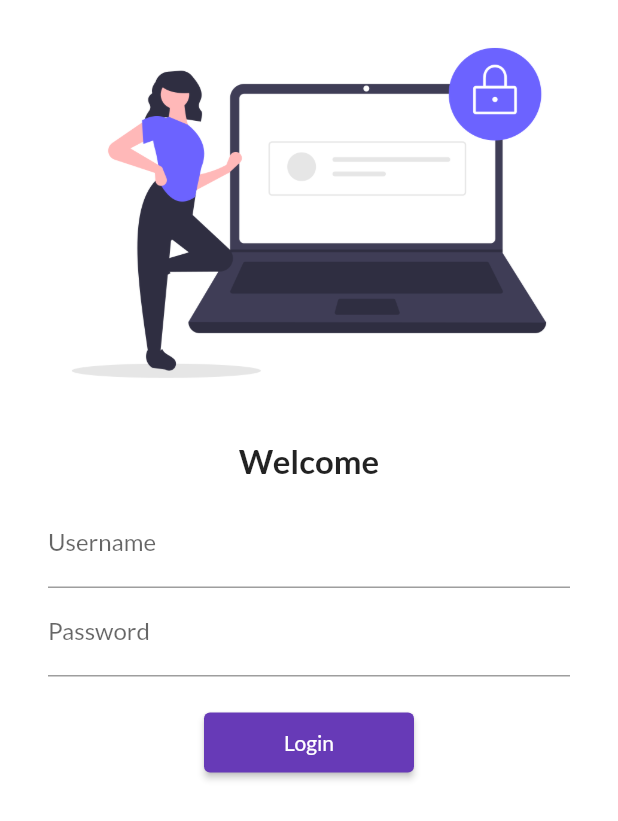
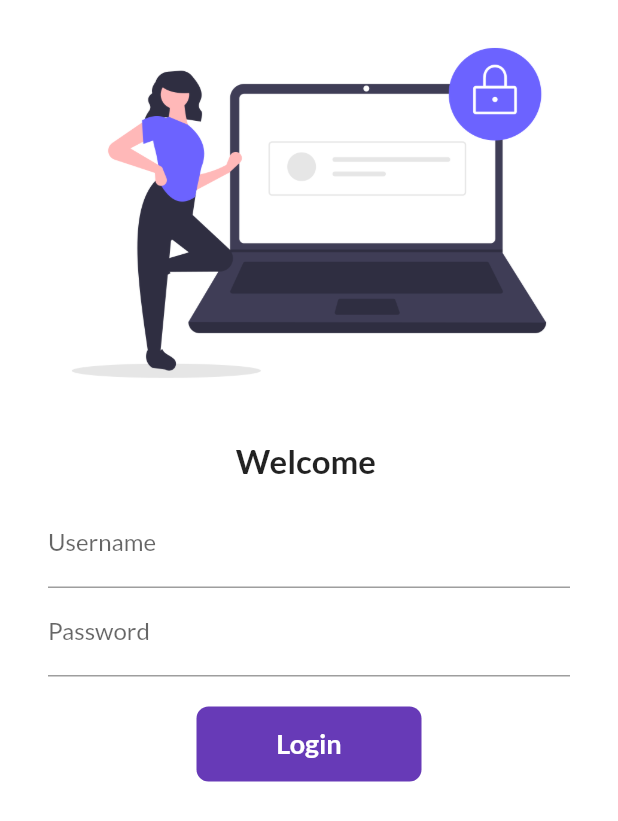
Before and after one commit to engrsadiq13/flutterin30days, a Flutter app: the screen it shows after launch, on a phone screen of 412 x 824 dp. Shown: the top 821 px of the screen. Run offline on Flutter 3.47's test engine with Material 2 defaults, Android fonts, the phone set to English and light mode, and no system bars; our stand-ins replace google_fonts.

Commit message:
day 6 completed

```diff
--- a/lib/pages/login_page.dart
+++ b/lib/pages/login_page.dart
@@ -3,7 +3,15 @@
 import 'package:flutter/material.dart';
 import 'package:flutter_catalog_1/utils/routes.dart';
 
-class LoginPage extends StatelessWidget {
+class LoginPage extends StatefulWidget {
+  @override
+  _LoginPageState createState() => _LoginPageState();
+}
+
+class _LoginPageState extends State<LoginPage> {
+  String name = "";
+  bool changedButton = false;
+
   @override
   Widget build(BuildContext context) {
     return Material(
@@ -19,7 +27,7 @@
               height: 10,
             ),
             Text(
-              'Welcome',
+              'Welcome $name',
               style: TextStyle(fontSize: 22, fontWeight: FontWeight.bold),
             ),
             SizedBox(
@@ -34,6 +42,10 @@
                       hintText: "Enter username",
                       labelText: "Username",
                     ),
+                    onChanged: (value) {
+                      name = value;
+                      setState(() {});
+                    },
                   ),
                   TextFormField(
                     obscureText: true,
@@ -45,13 +57,46 @@
                   SizedBox(
                     height: 20,
                   ),
-                  ElevatedButton(
-                    child: Text('Login'),
-                    style: TextButton.styleFrom(minimumSize: Size(140, 40)),
-                    onPressed: () {
+                  InkWell(
+                    onTap: () async {
+                      setState(() {
+                        changedButton = true;
+                      });
+                      await Future.delayed(
+                        Duration(seconds: 1),
+                      );
                       Navigator.pushNamed(context, MyRoutes.homeRoute);
                     },
+                    child: AnimatedContainer(
+                      duration: Duration(seconds: 1),
+                      width: changedButton ? 50 : 150,
+                      height: 50,
+                      decoration: BoxDecoration(
+                          color: Colors.deepPurple,
+                          borderRadius:
+                              BorderRadius.circular(changedButton ? 50 : 8)),
+                      alignment: Alignment.center,
+                      child: changedButton
+                          ? Icon(
+                              Icons.done,
+                              color: Colors.white,
+                            )
+                          : Text(
+                              'Login',
+                              style: TextStyle(
+                                  color: Colors.white,
+                                  fontSize: 18,
+                                  fontWeight: FontWeight.bold),
+                            ),
+                    ),
                   ),
+                  // ElevatedButton(
+                  //   child: Text('Login'),
+                  //   style: TextButton.styleFrom(minimumSize: Size(140, 40)),
+                  //   onPressed: () {
+                  //     Navigator.pushNamed(context, MyRoutes.homeRoute);
+                  //   },
+                  // ),
                 ],
               ),
             ),
```
